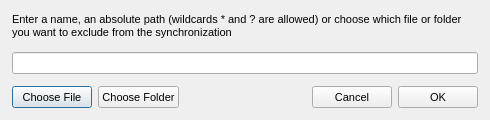
Qt form src/MEGASync/gui/win/AddExclusionDialog.ui (meganz/MEGAsync) before a commit.
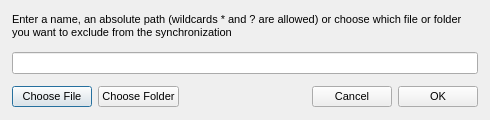
The same form after that commit.

What changed in the file:
```diff
--- a/src/MEGASync/gui/win/AddExclusionDialog.ui
+++ b/src/MEGASync/gui/win/AddExclusionDialog.ui
@@ -89,12 +89,6 @@
       </property>
       <item>
        <widget class="QPushButton" name="bChooseFile">
-        <property name="minimumSize">
-         <size>
-          <width>0</width>
-          <height>22</height>
-         </size>
-        </property>
         <property name="text">
          <string>Choose File</string>
         </property>
@@ -102,12 +96,6 @@
       </item>
       <item>
        <widget class="QPushButton" name="bChoose">
-        <property name="minimumSize">
-         <size>
-          <width>0</width>
-          <height>22</height>
-         </size>
-        </property>
         <property name="text">
          <string>Choose Folder</string>
         </property>
@@ -128,12 +116,6 @@
       </item>
       <item>
        <widget class="QPushButton" name="bCancel">
-        <property name="minimumSize">
-         <size>
-          <width>0</width>
-          <height>22</height>
-         </size>
-        </property>
         <property name="text">
          <string>Cancel</string>
         </property>
@@ -141,12 +123,6 @@
       </item>
       <item>
        <widget class="QPushButton" name="bOk">
-        <property name="minimumSize">
-         <size>
-          <width>0</width>
-          <height>22</height>
-         </size>
-        </property>
         <property name="text">
          <string>OK</string>
         </property>
```
